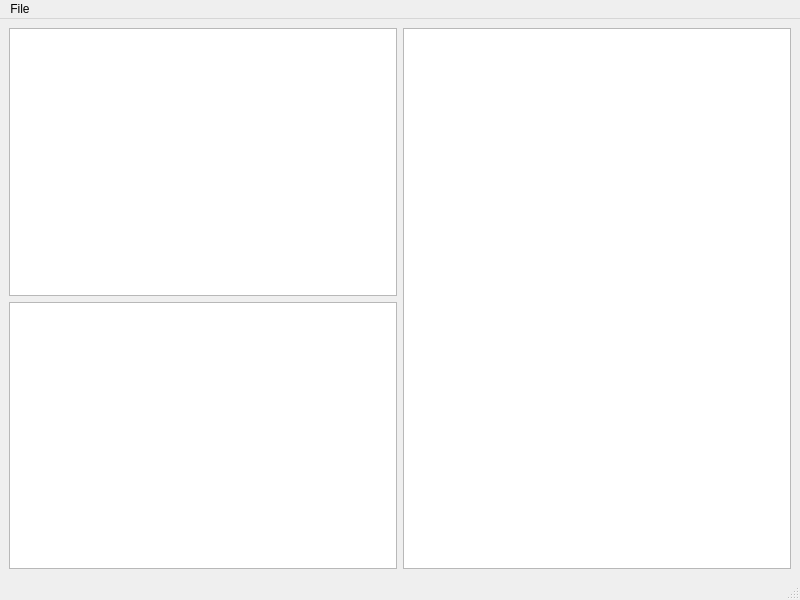
daviddoria/PoissonEditing, file GUI/PoissonCloningGUI.ui: the form before one commit.
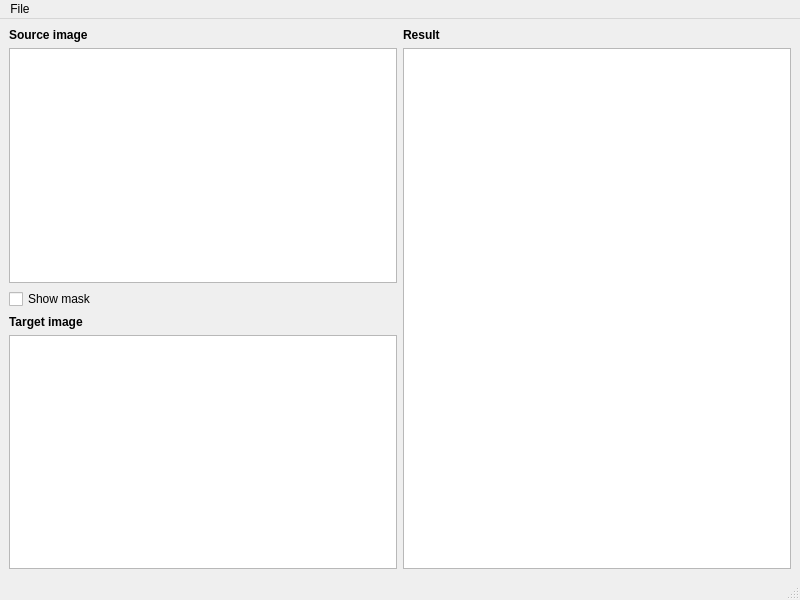
The form after the commit.

Commit message: Setup Cloning GUI framework - still need to implement cloning into the selected region.

```diff
--- a/GUI/PoissonCloningGUI.ui
+++ b/GUI/PoissonCloningGUI.ui
@@ -15,15 +15,61 @@
   </property>
   <widget class="QWidget" name="centralwidget">
    <layout class="QGridLayout" name="gridLayout">
-    <item row="0" column="0">
-     <widget class="QGraphicsView" name="graphicsViewSourceImage"/>
-    </item>
-    <item row="0" column="1" rowspan="2">
-     <widget class="QGraphicsView" name="graphicsView_3"/>
-    </item>
     <item row="1" column="0">
+     <widget class="QGraphicsView" name="graphicsViewSourceImage"/>
+    </item>
+    <item row="1" column="1" rowspan="4">
+     <widget class="QGraphicsView" name="graphicsViewResultImage"/>
+    </item>
+    <item row="4" column="0">
      <widget class="QGraphicsView" name="graphicsViewTargetImage"/>
     </item>
+    <item row="2" column="0">
+     <widget class="QCheckBox" name="chkShowMask">
+      <property name="text">
+       <string>Show mask</string>
+      </property>
+     </widget>
+    </item>
+    <item row="0" column="0">
+     <widget class="QLabel" name="label">
+      <property name="font">
+       <font>
+        <weight>75</weight>
+        <bold>true</bold>
+       </font>
+      </property>
+      <property name="text">
+       <string>Source image</string>
+      </property>
+     </widget>
+    </item>
+    <item row="3" column="0">
+     <widget class="QLabel" name="label_2">
+      <property name="font">
+       <font>
+        <weight>75</weight>
+        <bold>true</bold>
+       </font>
+      </property>
+      <property name="text">
+       <string>Target image</string>
+      </property>
+     </widget>
+    </item>
+    <item row="0" column="1">
+     <widget class="QLabel" name="label_3">
+      <property name="font">
+       <font>
+        <weight>75</weight>
+        <bold>true</bold>
+       </font>
+      </property>
+      <property name="text">
+       <string>Result</string>
+      </property>
+     </widget>
+    </item>
    </layout>
   </widget>
   <widget class="QMenuBar" name="menubar">
```
Left out of the diff: 2 changed lines with no effect on the pictures. The commit also changes 10 other files.
